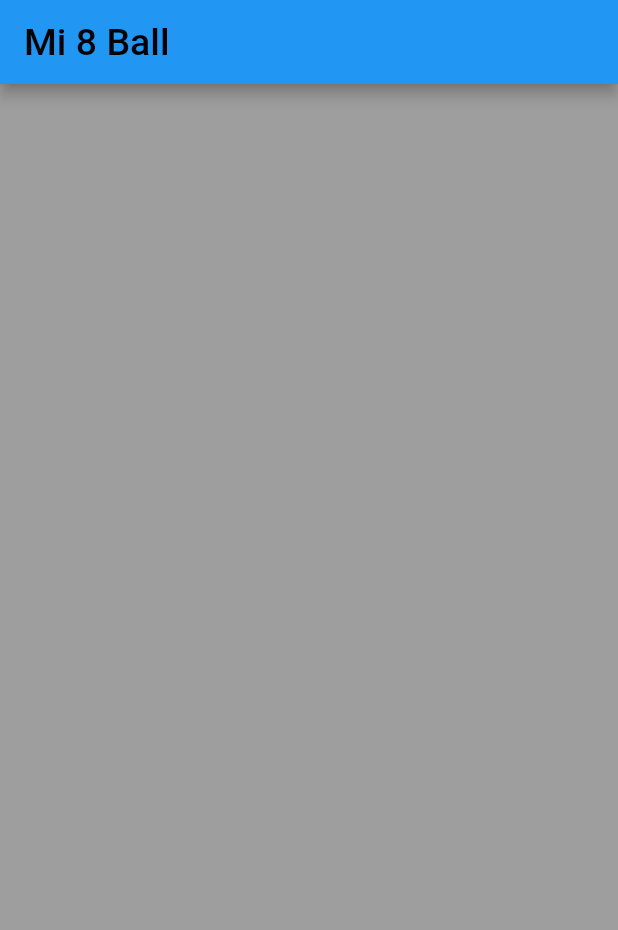
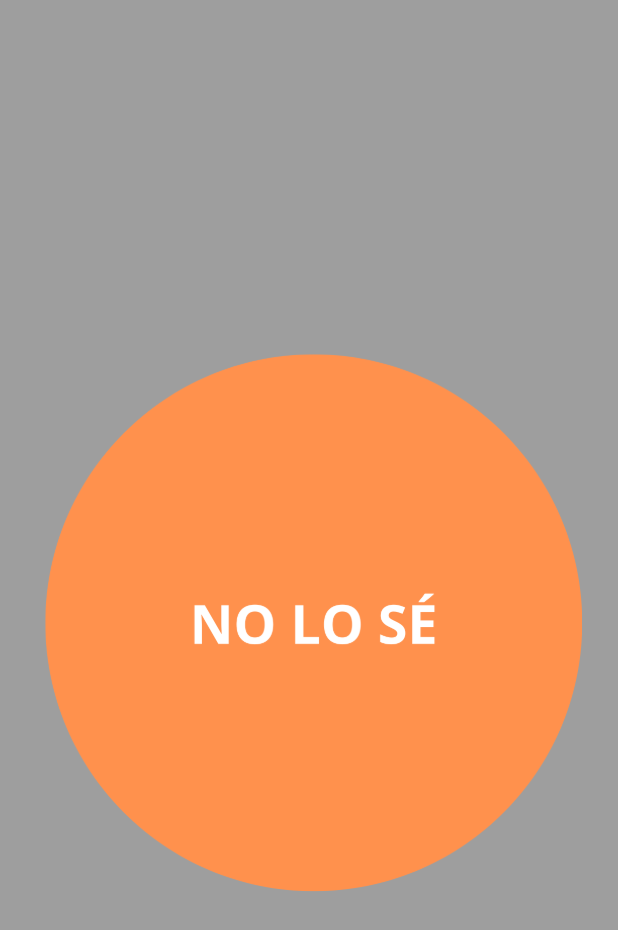
Before and after one commit to Andre-A-CaZe/My8Ball, a Flutter app: the screen it shows after launch, on a phone screen of 412 x 824 dp. Shown: the top 930 px of the screen. Run offline on Flutter 3.47's test engine with Material 2 defaults, Android fonts, the phone set to English and light mode, and no system bars.

```diff
--- a/lib/home_page.dart
+++ b/lib/home_page.dart
@@ -1,18 +1,15 @@
 import 'package:flutter/material.dart';
+
+import 'my8ball.dart';
 
 class MyHomePage extends StatelessWidget {
   const MyHomePage({super.key});
 
   @override
   Widget build(BuildContext context) {
-    return Scaffold(
+    return const Scaffold(
       backgroundColor: Colors.grey,
-      appBar: AppBar(
-        title: const Text(
-          "Mi 8 Ball",
-          style: TextStyle(color: Colors.black, fontSize: 25),
-        ),
-      ),
+      body: SafeArea(child: Ball8()),
     );
   }
 }
--- /dev/null
+++ b/lib/my8ball.dart
@@ -0,0 +1,35 @@
+import 'dart:math';
+
+import 'package:flutter/material.dart';
+
+class Ball8 extends StatefulWidget {
+  const Ball8({super.key});
+
+  @override
+  State<Ball8> createState() => _Ball8State();
+}
+
+class _Ball8State extends State<Ball8> {
+  @override
+  Widget build(BuildContext context) {
+    return Column(
+      children: [
+        ball8(Random().nextInt(5) + 1),
+      ],
+    );
+  }
+
+  Expanded ball8(valor8) {
+    return Expanded(
+      child: TextButton(
+        onPressed: () {
+          setState(() {});
+        },
+        child: Padding(
+          padding: const EdgeInsets.all(16.0),
+          child: Image.asset('assets/img/$valor8.png'),
+        ),
+      ),
+    );
+  }
+}
```
Also changed, not shown: pubspec.yaml (+8 -6 lines), assets/img/1.png (added), assets/img/2.png (added), assets/img/3.png (added), assets/img/4.png (added), assets/img/5.png (added).
